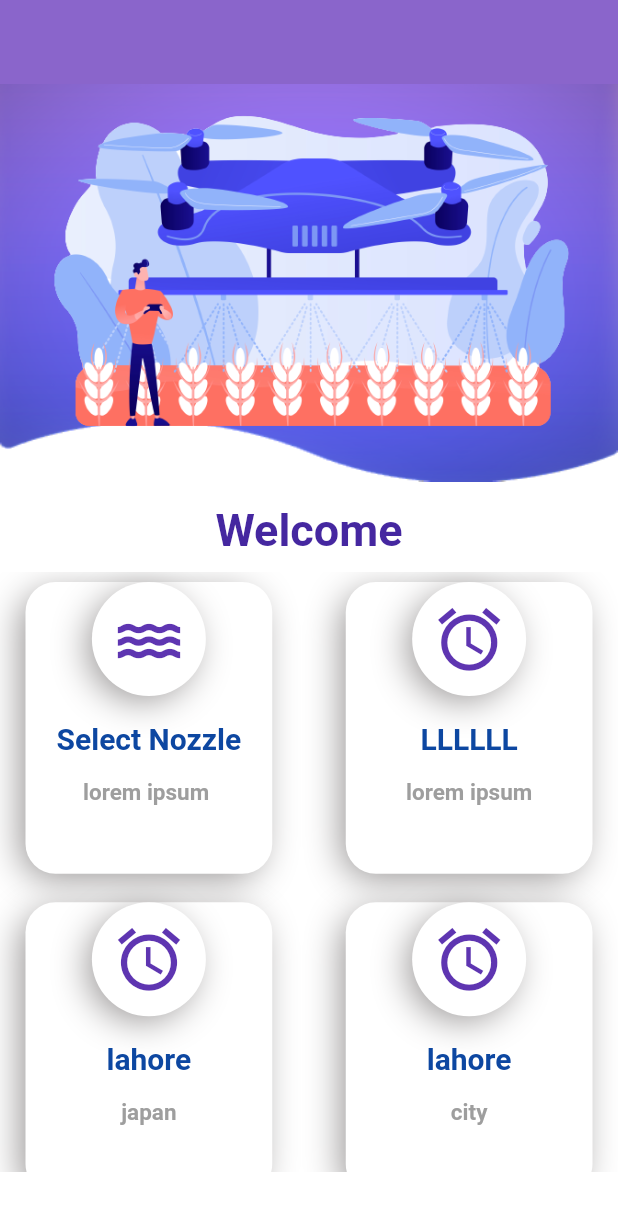
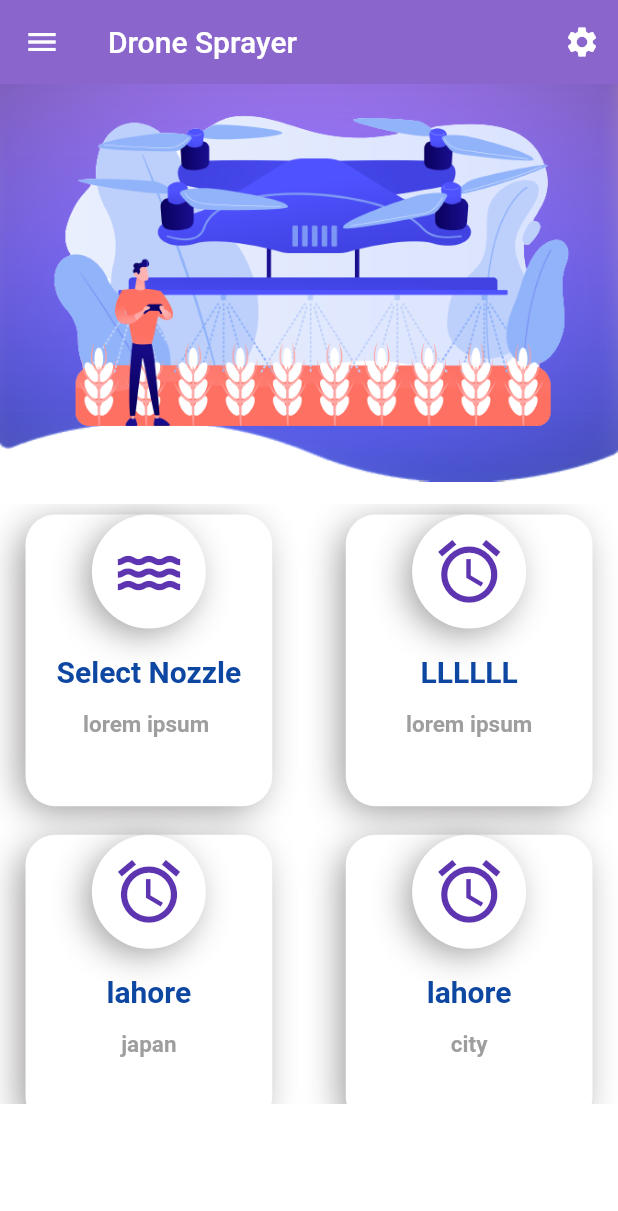
Before and after one commit to faizaashraf6093/drone-sprayer, a Flutter app: the screen it shows after launch, on a phone screen of 412 x 824 dp. Shown: the top 1211 px of the screen. Run offline on Flutter 3.47's test engine with Material 2 defaults, Android fonts, the phone set to English and light mode, and no system bars.

Commit message:
Appbar Added

```diff
--- a/drone_sprayer/lib/screens/homepage.dart
+++ b/drone_sprayer/lib/screens/homepage.dart
@@ -16,7 +16,13 @@
     return SafeArea(
       child: Scaffold(
         appBar: AppBar(
-          backgroundColor: Color.fromARGB(255, 138, 101, 203),
+          leading: IconButton(onPressed: (){}, icon: const Icon(Icons.menu)),
+          title: const Text('Drone Sprayer'),
+          actions: [
+            IconButton(onPressed: (){},
+            icon: const Icon(Icons.settings))
+          ],
+          backgroundColor: const Color.fromARGB(255, 138, 101, 203),
           elevation: 0.0,
         ),
         backgroundColor: Colors.white,
@@ -62,18 +68,18 @@
                   Column(
                     crossAxisAlignment: CrossAxisAlignment.start,
                     children: [
-                      Center(
-                        child: Padding(
-                          padding: const EdgeInsets.only(bottom: 10),
-                          child: Text(
-                            'Welcome',
-                            style: TextStyle(
-                                fontSize: 30,
-                                fontWeight: FontWeight.bold,
-                                color: Colors.deepPurple[800]),
-                          ),
-                        ),
-                      ),
+                      // Center(
+                      //   child: Padding(
+                      //     padding: const EdgeInsets.only(bottom: 10),
+                      //     child: Text(
+                      //       'Welcome',
+                      //       style: TextStyle(
+                      //           fontSize: 30,
+                      //           fontWeight: FontWeight.bold,
+                      //           color: Colors.deepPurple[800]),
+                      //     ),
+                      //   ),
+                      // ),
                       SizedBox(
                         height: 400,
                         child: GridView.count(
--- a/drone_sprayer/lib/widgets/containers.dart
+++ b/drone_sprayer/lib/widgets/containers.dart
@@ -13,7 +13,6 @@
     final height = MediaQuery.of(context).size.height;
     return Container(
       width: width,
-
       height: height,
       margin: const EdgeInsets.only(
         left: 20,
```
